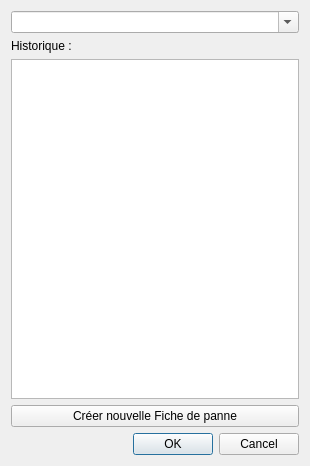
anasdtp/Aral, file Logiciel Qt/Banc_de_test_ARAL/historique.ui: the form before one commit.
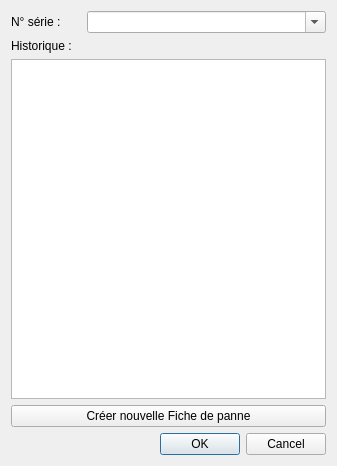
The form after the commit.

The edit to the form file:
```diff
--- a/Logiciel Qt/Banc_de_test_ARAL/historique.ui
+++ b/Logiciel Qt/Banc_de_test_ARAL/historique.ui
@@ -6,7 +6,7 @@
    <rect>
     <x>0</x>
     <y>0</y>
-    <width>310</width>
+    <width>337</width>
     <height>466</height>
    </rect>
   </property>
@@ -15,11 +15,31 @@
   </property>
   <layout class="QVBoxLayout" name="verticalLayout">
    <item>
+    <layout class="QHBoxLayout" name="horizontalLayout_2">
+     <item>
+      <widget class="QLabel" name="label_num_serie">
+       <property name="maximumSize">
+        <size>
+         <width>70</width>
+         <height>16777215</height>
+        </size>
+       </property>
+       <property name="text">
+        <string>N° série :</string>
+       </property>
+       <property name="textFormat">
+        <enum>Qt::AutoText</enum>
+       </property>
+      </widget>
+     </item>
+     <item>
     <widget class="QComboBox" name="comboBox_num_serie">
      <property name="editable">
       <bool>true</bool>
      </property>
     </widget>
+     </item>
+    </layout>
    </item>
    <item>
     <widget class="QLabel" name="label_historique">
```
Lines whose indentation alone changed are shown as unchanged.
